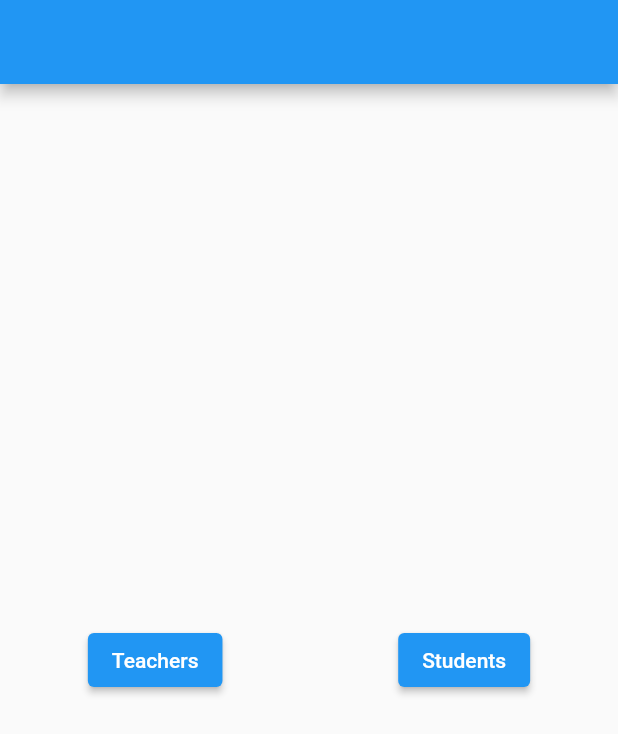
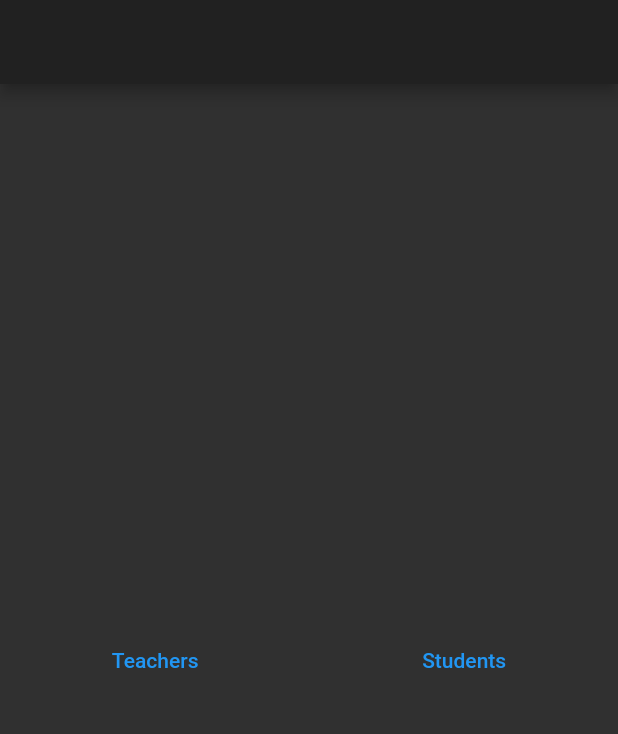
Before and after one commit to Prashant-student/flutter, a Flutter app: the screen it shows once a user with an empty profile is signed in, on a phone screen of 412 x 824 dp. Shown: the top 734 px of the screen. Run offline on Flutter 3.47's test engine with Material 2 defaults, Android fonts, the light colour scheme and no system bars; our stand-ins replace better_player, cloud_firestore, firebase_auth, firebase_core, firebase_storage, google_sign_in and 2 more; accounts and stored records are empty.

Commit message:
dark mode done

```diff
--- a/lib/Detail/body.dart
+++ b/lib/Detail/body.dart
@@ -21,7 +21,7 @@ Widget buildBody(var image, var subject) {
                 itemCount: snapshot.data.length,
                 itemBuilder: (context, index) {
                   if (snapshot.data[index].id == "text") {
-                    return Text(snapshot.data[index].text);
+                    return Card(child: Text(snapshot.data[index].text));
                   }
                   if (snapshot.data[index].id == "video") {
                     return BetterPlayer.network(
@@ -31,11 +31,11 @@ Widget buildBody(var image, var subject) {
                   if (snapshot.data[index].id == "image") {
                     print(snapshot.data[index].image);
                     if (snapshot.data[index].image != null) {
+                      print("object");
                       return Image.network(snapshot.data[index].image);
                     }
-                    return SizedBox.shrink();
+                    return Container();
                   }
-                  return SizedBox.shrink();
                 },
               );
             }
--- a/lib/choice.dart
+++ b/lib/choice.dart
@@ -11,14 +11,14 @@ class Choice extends StatelessWidget {
         child: Row(
           mainAxisAlignment: MainAxisAlignment.spaceAround,
           children: [
-            ElevatedButton(
+            TextButton(
               onPressed: () {
                 Navigator.pushNamed(context, ChoiceClass.routeName,
                     arguments: "Teachers");
               },
               child: Text("Teachers"),
             ),
-            ElevatedButton(
+            TextButton(
               onPressed: () {
                 Navigator.pushNamed(context, ChoiceClass.routeName,
                     arguments: "Students");
--- a/lib/main.dart
+++ b/lib/main.dart
@@ -2,13 +2,16 @@ import 'package:flutter/material.dart';
 import 'package:firebase_auth/firebase_auth.dart';
 import 'package:firebase_core/firebase_core.dart';
 import 'package:kjsieit_flutter/routs.dart';
+import 'package:kjsieit_flutter/theme/theme.dart';
 import 'package:provider/provider.dart';
+import 'package:shared_preferences/shared_preferences.dart';
 import 'authentication_service.dart';
 import 'choice.dart';
 import 'sign_in_screen.dart';
 
 Future<void> main() async {
   WidgetsFlutterBinding.ensureInitialized();
+  SharedPreferences prefs = await SharedPreferences.getInstance();
   await Firebase.initializeApp();
   runApp(
     MyApp(),
@@ -20,6 +23,7 @@ class MyApp extends StatelessWidget {
   Widget build(BuildContext context) {
     return MultiProvider(
       providers: [
+        ChangeNotifierProvider(create: (context) => ThemeNotifier()),
         Provider<AuthenticationService>(
           create: (_) => AuthenticationService(FirebaseAuth.instance),
         ),
@@ -30,12 +34,18 @@ class MyApp extends StatelessWidget {
         ),
       ],
       builder: (context, child) {
+        final themeProvider = Provider.of<ThemeNotifier>(context);
+
         return MaterialApp(
           debugShowCheckedModeBanner: false,
           title: 'KJSIEIT',
           // initialRoute: AuthenticationWrapper.routeName,
           routes: routes,
           home: AuthenticationWrapper(),
+          // theme: themeProvider.darkTheme ? dark : light,
+          themeMode: themeProvider.darkTheme ? ThemeMode.dark : ThemeMode.light,
+          darkTheme: ThemeData.dark(),
+          // theme: MyThemes.lightTheme,
           // theme: theme(),
         );
       },
--- /dev/null
+++ b/lib/theme/theme.dart
@@ -0,0 +1,36 @@
+import 'package:flutter/material.dart';
+import 'package:shared_preferences/shared_preferences.dart';
+
+class ThemeNotifier extends ChangeNotifier {
+  final String key = "theme";
+  SharedPreferences _prefs;
+  bool _darkTheme;
+
+  bool get darkTheme => _darkTheme;
+
+  ThemeNotifier() {
+    _darkTheme = ThemeMode.system == ThemeMode.dark ? true : false;
+    _loadFromPrefs();
+  }
+
+  toggleTheme() {
+    _darkTheme = !_darkTheme;
+    _saveToPrefs();
+    notifyListeners();
+  }
+
+  _initPrefs() async {
+    if (_prefs == null) _prefs = await SharedPreferences.getInstance();
+  }
+
+  _loadFromPrefs() async {
+    await _initPrefs();
+    _darkTheme = _prefs.getBool(key) ?? true;
+    notifyListeners();
+  }
+
+  _saveToPrefs() async {
+    await _initPrefs();
+    _prefs.setBool(key, _darkTheme);
+  }
+}
--- a/lib/upload_video.dart
+++ b/lib/upload_video.dart
@@ -55,7 +55,10 @@ class _UploadVideoState extends State<UploadVideo> {
           children: [
             _video == null
                 ? Text("No image Selected.")
-                : BetterPlayer.file(_video.path),
+                : BetterPlayer.file(
+                    _video.path,
+                    betterPlayerConfiguration: BetterPlayerConfiguration(),
+                  ),
             ElevatedButton(
               onPressed: () {
                 uploadVideos(lol, _video);
--- a/pubspec.yaml
+++ b/pubspec.yaml
@@ -39,6 +39,7 @@ dependencies:
   video_player: ^2.0.2
   chewie: ^1.0.0
   better_player: ^0.0.62
+  shared_preferences:
 
 dev_dependencies:
   flutter_test:
```
Also changed, not shown: lib/home.dart (+12 -5 lines), lib/theme/theme_button.dart (added, +20 -0 lines), pubspec.lock.
